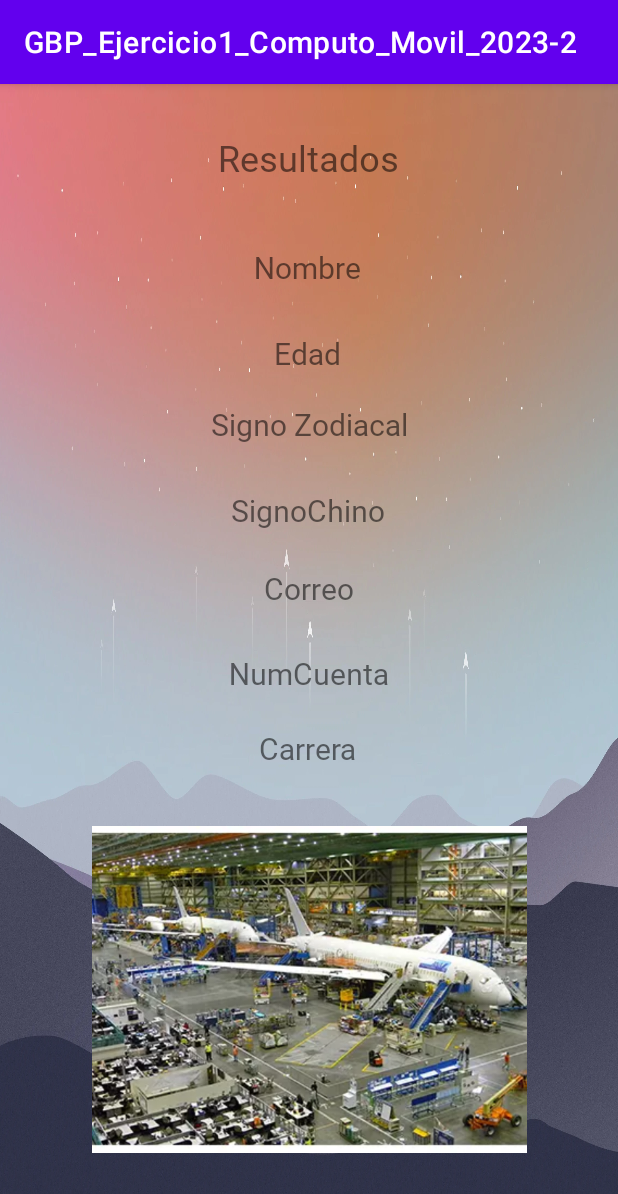
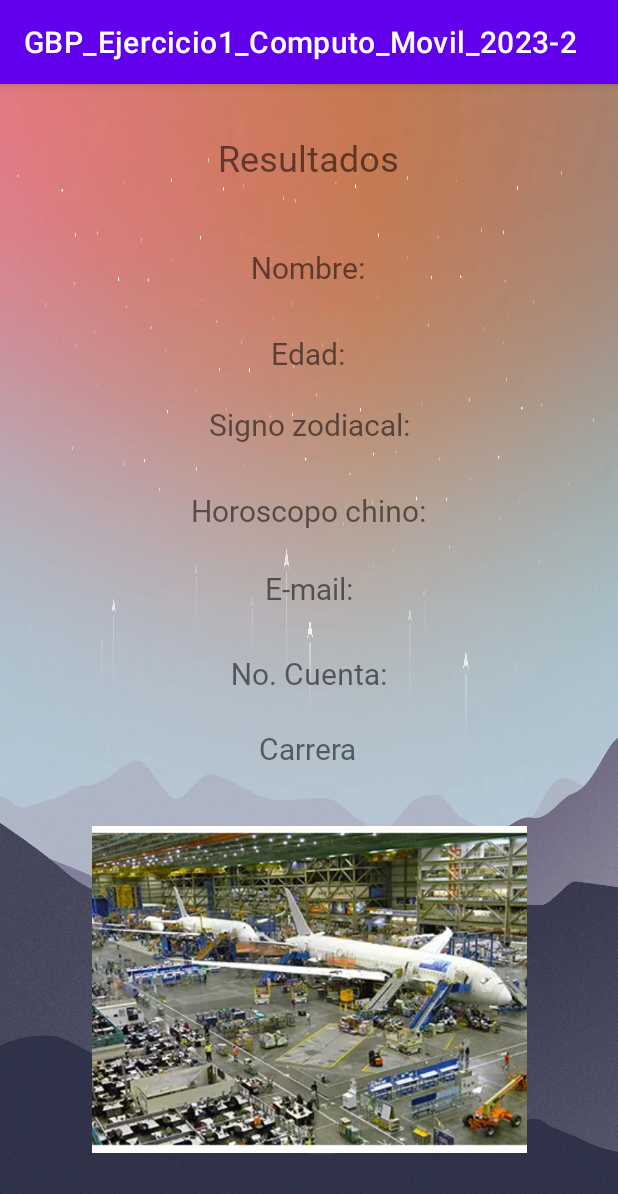
Before and after one commit to P-DX-U/GBP_Ejercicio1_Computo_Movil_2023-2, an Android app: the ResultsActivity screen opened directly, with no data from a screen before it, on a phone screen of 412 x 824 dp. Shown: the top 1194 px of the screen. Run offline under Robolectric (Android 15) with nearby library versions, the phone set to English and light mode, and no system bars.

Commit message:
* Reformateo de recursos de string en el código. * Se añade idioma Japonés como recurso de strings. * Eliminación de Hardcode en todos los códigos.

```diff
--- a/app/src/main/res/layout/activity_results.xml
+++ b/app/src/main/res/layout/activity_results.xml
@@ -12,7 +12,7 @@
         android:layout_width="wrap_content"
         android:layout_height="wrap_content"
         android:fontFamily="@font/aquafont"
-        android:text="Resultados"
+        android:text="@string/resultados"
         android:textSize="24sp"
         app:layout_constraintBottom_toBottomOf="parent"
         app:layout_constraintEnd_toEndOf="parent"
@@ -26,7 +26,7 @@
         android:layout_width="wrap_content"
         android:layout_height="wrap_content"
         android:fontFamily="@font/aquafont"
-        android:text="Nombre"
+        android:text="@string/nombre"
         android:textSize="20sp"
         app:layout_constraintBottom_toBottomOf="parent"
         app:layout_constraintEnd_toEndOf="parent"
@@ -40,7 +40,7 @@
         android:layout_width="wrap_content"
         android:layout_height="wrap_content"
         android:fontFamily="@font/aquafont"
-        android:text="Edad"
+        android:text="@string/edad"
         android:textSize="20sp"
         app:layout_constraintBottom_toBottomOf="parent"
         app:layout_constraintEnd_toEndOf="parent"
@@ -54,7 +54,7 @@
         android:layout_width="wrap_content"
         android:layout_height="wrap_content"
         android:fontFamily="@font/aquafont"
-        android:text="Signo Zodiacal"
+        android:text="@string/signoZod"
         android:textSize="20sp"
         app:layout_constraintBottom_toBottomOf="parent"
         app:layout_constraintEnd_toEndOf="parent"
@@ -109,7 +109,7 @@
         android:layout_width="wrap_content"
         android:layout_height="wrap_content"
         android:fontFamily="@font/aquafont"
-        android:text="SignoChino"
+        android:text="@string/horChino"
         android:textSize="20sp"
         app:layout_constraintBottom_toBottomOf="parent"
         app:layout_constraintEnd_toEndOf="parent"
@@ -123,7 +123,7 @@
         android:layout_width="wrap_content"
         android:layout_height="wrap_content"
         android:fontFamily="@font/aquafont"
-        android:text="Correo"
+        android:text="@string/email"
         android:textSize="20sp"
         app:layout_constraintBottom_toBottomOf="parent"
         app:layout_constraintEnd_toEndOf="parent"
@@ -150,7 +150,7 @@
         android:layout_width="wrap_content"
         android:layout_height="wrap_content"
         android:fontFamily="@font/aquafont"
-        android:text="NumCuenta"
+        android:text="@string/numCuenta"
         android:textSize="20sp"
         app:layout_constraintBottom_toBottomOf="parent"
         app:layout_constraintEnd_toEndOf="parent"
@@ -163,7 +163,7 @@
         android:layout_width="wrap_content"
         android:layout_height="wrap_content"
         android:fontFamily="@font/aquafont"
-        android:text="Carrera"
+        android:text="@string/carrera"
         android:textSize="20sp"
         app:layout_constraintBottom_toBottomOf="parent"
         app:layout_constraintEnd_toEndOf="parent"
--- a/app/src/main/res/values/strings.xml
+++ b/app/src/main/res/values/strings.xml
@@ -1,8 +1,20 @@
 <resources>
     <string name="app_name">GBP_Ejercicio1_Computo_Movil_2023-2</string>
-    <string name="tituloFormulario">CALCULA TU SIGNO ZODIACAL</string>
+    <string name="tituloFormulario">FORMULARIO</string>
     <string name="Nombres">Nombre(s)</string>
     <string name="Apellidos">Apellido(s)</string>
+    <string name="tvfechaNacimiento">Fecha de Nacimiento</string>
+    <string name="fechaNacimiento">Fecha de nacimiento: %1$d/%2$d/%3$d</string>
+    <string name="tvemail">E-Mail</string>
+    <string name="tvNumCuenta">No. Cuenta</string>
+    <string name="solicNombre">Por favor escribe tu nombre.</string>
+    <string name="solicApellidos">Por favor escribe tus apellidos.</string>
+    <string name="solicFecha">Por favor selecciona tu fecha de nacimiento.</string>
+    <string name="solicEmail">Por favor escribe tu correo electrónico.</string>
+    <string name="checkEmail">El E-Mail proporcionado no tiene forma de dirección de correo electrónico.</string>
+    <string name="solicNumCuenta">Por favor escribe tu número de cuenta.</string>
+    <string name="checkNumCuenta">Por favor escribe tu número de cuenta de 9 dígitos.</string>
+    <string name="solicCarrera">Por favor selecciona una carrera.</string>
     <string-array name="carreras">
         <item>Seleccione una carrera:</item>
         <item>Ingeniería Aeroespacial</item>
@@ -21,5 +33,42 @@
         <item>Ingeniería Mecatrónica</item>
         <item>Ingeniería en Sistemas Biomédicos</item>
     </string-array>
-    <string name="Calcular">CALCULAR SIGNO</string>
+    <string name="calcular">CALCULAR SIGNO</string>
+    <string name="resultados">Resultados</string>
+    <string name="nombre">Nombre: </string>
+    <string name="edad">Edad: </string>
+    <string name="anyos"> años cumplidos.</string>
+    <string name="signoZod">Signo zodiacal: </string>
+    <string name="horChino">Horoscopo chino: </string>
+    <string name="email">E-mail: </string>
+    <string name="numCuenta">No. Cuenta: </string>
+    <string name="carrera">Carrera</string>
+    <string-array name="signosZodiacales">
+        <item>Aries</item>
+        <item>Tauro</item>
+        <item>Géminis</item>
+        <item>Cáncer</item>
+        <item>Leo</item>
+        <item>Virgo</item>
+        <item>Libra</item>
+        <item>Escorpio</item>
+        <item>Sagitario</item>
+        <item>Capricornio</item>
+        <item>Acuario</item>
+        <item>Piscis</item>
+    </string-array>
+    <string-array name="horoscpChino">
+        <item>Cabra</item>
+        <item>Mono</item>
+        <item>Gallo</item>
+        <item>Perro</item>
+        <item>Jabalí</item>
+        <item>Rata</item>
+        <item>Buey</item>
+        <item>Tigre</item>
+        <item>Conejo</item>
+        <item>Dragón</item>
+        <item>Serpiente</item>
+        <item>Caballo</item>
+    </string-array>
 </resources>
```
Also changed, not shown: app/src/main/java/com/third/gbp_ejercicio1_computo_movil_2023_2/MainActivity.kt (+9 -9 lines), app/src/main/java/com/third/gbp_ejercicio1_computo_movil_2023_2/ResultsActivity.kt (+62 -61 lines), app/src/main/res/layout/activity_main.xml (+8 -8 lines), 1 other file.
